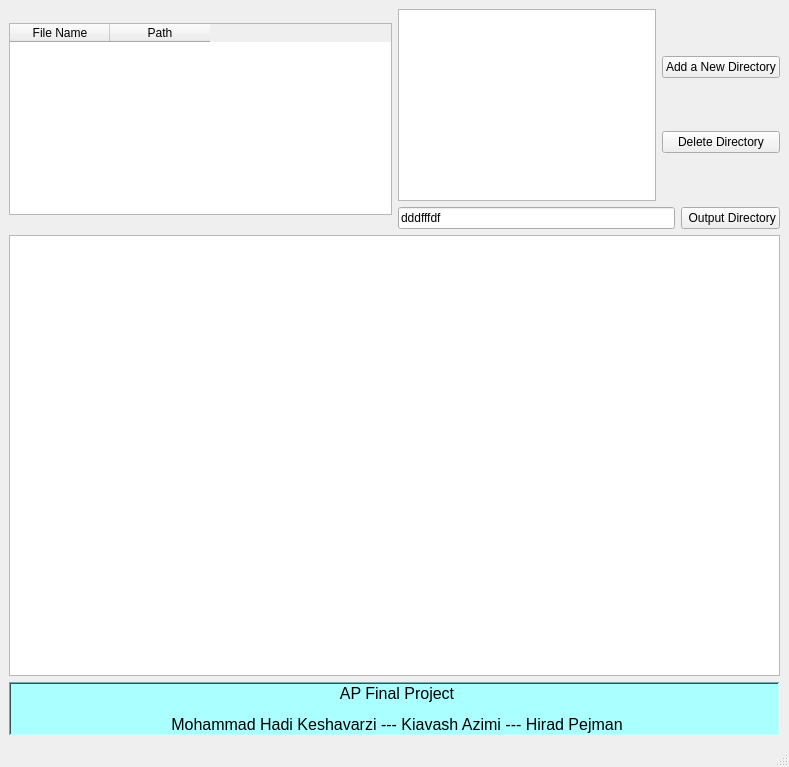
This is mainForm.ui in mohake-keshavarzi/AP-Final-Project as Qt 5 draws it before an edit. The edited form follows.
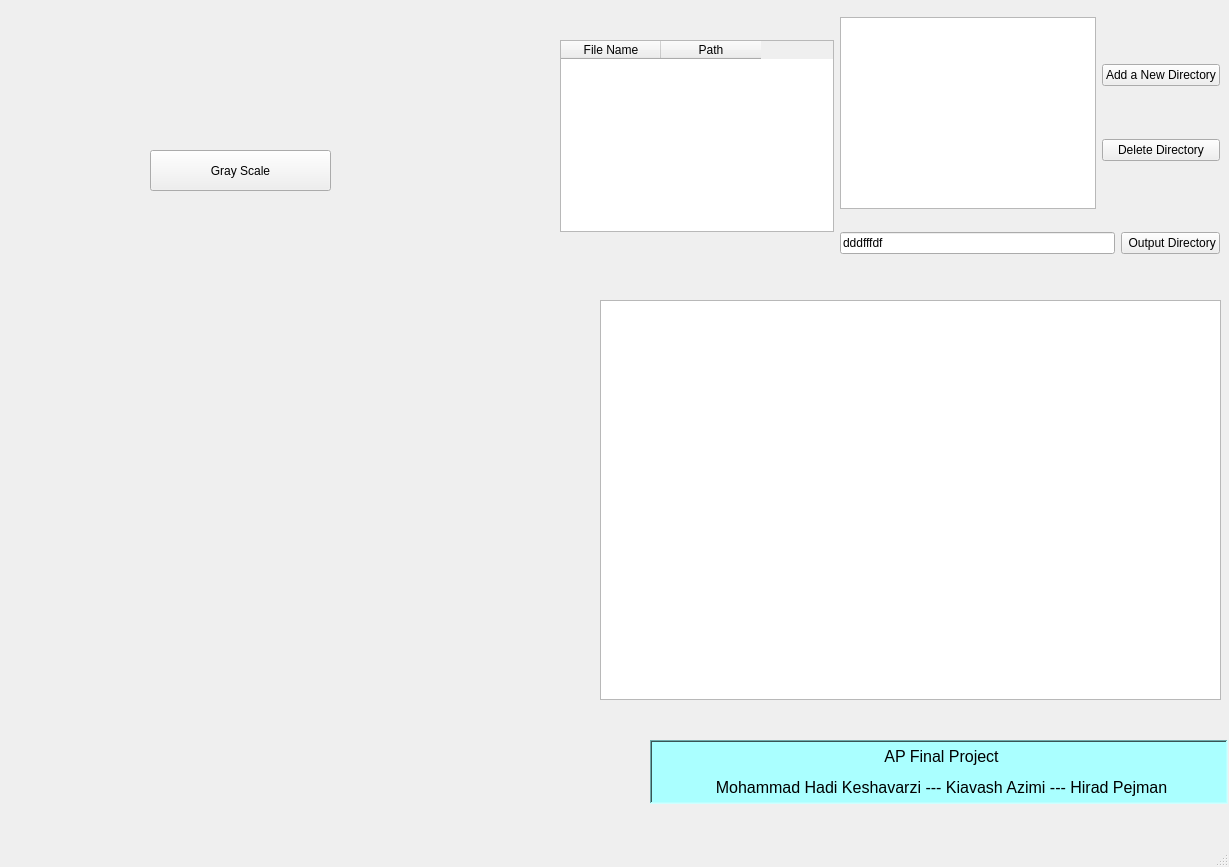
This is the edited form.

The edit to the form file:
```diff
--- a/mainForm.ui
+++ b/mainForm.ui
@@ -6,16 +6,94 @@
    <rect>
     <x>0</x>
     <y>0</y>
-    <width>789</width>
-    <height>767</height>
+    <width>1229</width>
+    <height>867</height>
    </rect>
   </property>
   <property name="windowTitle">
    <string>MainWindow</string>
   </property>
   <widget class="QWidget" name="centralwidget">
-   <layout class="QVBoxLayout" name="verticalLayout_3">
-    <item>
+   <widget class="QLabel" name="Intro_label">
+    <property name="geometry">
+     <rect>
+      <x>650</x>
+      <y>740</y>
+      <width>578</width>
+      <height>64</height>
+     </rect>
+    </property>
+    <property name="sizePolicy">
+     <sizepolicy hsizetype="Minimum" vsizetype="Fixed">
+      <horstretch>0</horstretch>
+      <verstretch>0</verstretch>
+     </sizepolicy>
+    </property>
+    <property name="font">
+     <font>
+      <pointsize>14</pointsize>
+     </font>
+    </property>
+    <property name="styleSheet">
+     <string notr="true">background-color: rgb(170, 255, 255);</string>
+    </property>
+    <property name="frameShape">
+     <enum>QFrame::WinPanel</enum>
+    </property>
+    <property name="frameShadow">
+     <enum>QFrame::Sunken</enum>
+    </property>
+    <property name="text">
+     <string>&lt;html&gt;&lt;head/&gt;&lt;body&gt;&lt;p align=&quot;center&quot;&gt;&lt;span style=&quot; font-size:12pt;&quot;&gt;AP Final Project&lt;/span&gt;&lt;/p&gt;&lt;p align=&quot;center&quot;&gt;&lt;span style=&quot; font-size:12pt;&quot;&gt;Mohammad Hadi Keshavarzi --- Kiavash Azimi --- Hirad Pejman&lt;/span&gt;&lt;/p&gt;&lt;/body&gt;&lt;/html&gt;</string>
+    </property>
+    <property name="textFormat">
+     <enum>Qt::AutoText</enum>
+    </property>
+   </widget>
+   <widget class="QGraphicsView" name="graphView_gv">
+    <property name="geometry">
+     <rect>
+      <x>600</x>
+      <y>300</y>
+      <width>621</width>
+      <height>400</height>
+     </rect>
+    </property>
+    <property name="sizePolicy">
+     <sizepolicy hsizetype="Minimum" vsizetype="Minimum">
+      <horstretch>0</horstretch>
+      <verstretch>0</verstretch>
+     </sizepolicy>
+    </property>
+    <property name="minimumSize">
+     <size>
+      <width>300</width>
+      <height>400</height>
+     </size>
+    </property>
+   </widget>
+   <widget class="QPushButton" name="grayScale_pb">
+    <property name="geometry">
+     <rect>
+      <x>150</x>
+      <y>150</y>
+      <width>181</width>
+      <height>41</height>
+     </rect>
+    </property>
+    <property name="text">
+     <string>Gray Scale</string>
+    </property>
+   </widget>
+   <widget class="QWidget" name="">
+    <property name="geometry">
+     <rect>
+      <x>560</x>
+      <y>0</y>
+      <width>660</width>
+      <height>272</height>
+     </rect>
+    </property>
      <layout class="QHBoxLayout" name="horizontalLayout_3">
       <item>
        <widget class="QTableWidget" name="imgNames_tw">
@@ -104,54 +182,7 @@
        </layout>
       </item>
      </layout>
-    </item>
-    <item>
-     <widget class="QGraphicsView" name="graphView_gv">
-      <property name="sizePolicy">
-       <sizepolicy hsizetype="Minimum" vsizetype="Minimum">
-        <horstretch>0</horstretch>
-        <verstretch>0</verstretch>
-       </sizepolicy>
-      </property>
-      <property name="minimumSize">
-       <size>
-        <width>300</width>
-        <height>400</height>
-       </size>
-      </property>
-     </widget>
-    </item>
-    <item>
-     <widget class="QLabel" name="Intro_label">
-      <property name="sizePolicy">
-       <sizepolicy hsizetype="Minimum" vsizetype="Fixed">
-        <horstretch>0</horstretch>
-        <verstretch>0</verstretch>
-       </sizepolicy>
-      </property>
-      <property name="font">
-       <font>
-        <pointsize>14</pointsize>
-       </font>
-      </property>
-      <property name="styleSheet">
-       <string notr="true">background-color: rgb(170, 255, 255);</string>
-      </property>
-      <property name="frameShape">
-       <enum>QFrame::WinPanel</enum>
-      </property>
-      <property name="frameShadow">
-       <enum>QFrame::Sunken</enum>
-      </property>
-      <property name="text">
-       <string>&lt;html&gt;&lt;head/&gt;&lt;body&gt;&lt;p align=&quot;center&quot;&gt;&lt;span style=&quot; font-size:12pt;&quot;&gt;AP Final Project&lt;/span&gt;&lt;/p&gt;&lt;p align=&quot;center&quot;&gt;&lt;span style=&quot; font-size:12pt;&quot;&gt;Mohammad Hadi Keshavarzi --- Kiavash Azimi --- Hirad Pejman&lt;/span&gt;&lt;/p&gt;&lt;/body&gt;&lt;/html&gt;</string>
-      </property>
-      <property name="textFormat">
-       <enum>Qt::AutoText</enum>
-      </property>
-     </widget>
-    </item>
-   </layout>
+   </widget>
   </widget>
   <widget class="QMenuBar" name="menubar">
    <property name="geometry">
```
Left out of the diff: 2 changed lines with no effect on the pictures. Lines whose indentation alone changed are shown as unchanged.
